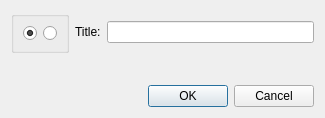
Qt form plugins/chartshape/dialogs/NewAxisDialog.ui (KDE/calligra) before a commit.
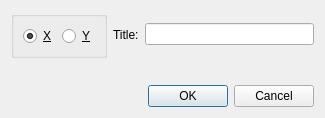
The same form after that commit.

Commit message: Chart: Make axis dimensions translatable

```diff
--- a/plugins/chartshape/dialogs/NewAxisDialog.ui
+++ b/plugins/chartshape/dialogs/NewAxisDialog.ui
@@ -43,7 +43,7 @@
         <item row="0" column="0">
          <widget class="QRadioButton" name="dimensionIsX">
           <property name="text">
-           <string/>
+           <string comment="Axis dimension">&amp;X</string>
           </property>
           <property name="checked">
            <bool>true</bool>
@@ -53,7 +53,7 @@
         <item row="0" column="1">
          <widget class="QRadioButton" name="dimensionIsY">
           <property name="text">
-           <string/>
+           <string comment="Axis dimension">&amp;Y</string>
           </property>
          </widget>
         </item>
```
The commit also changes 1 other file.
